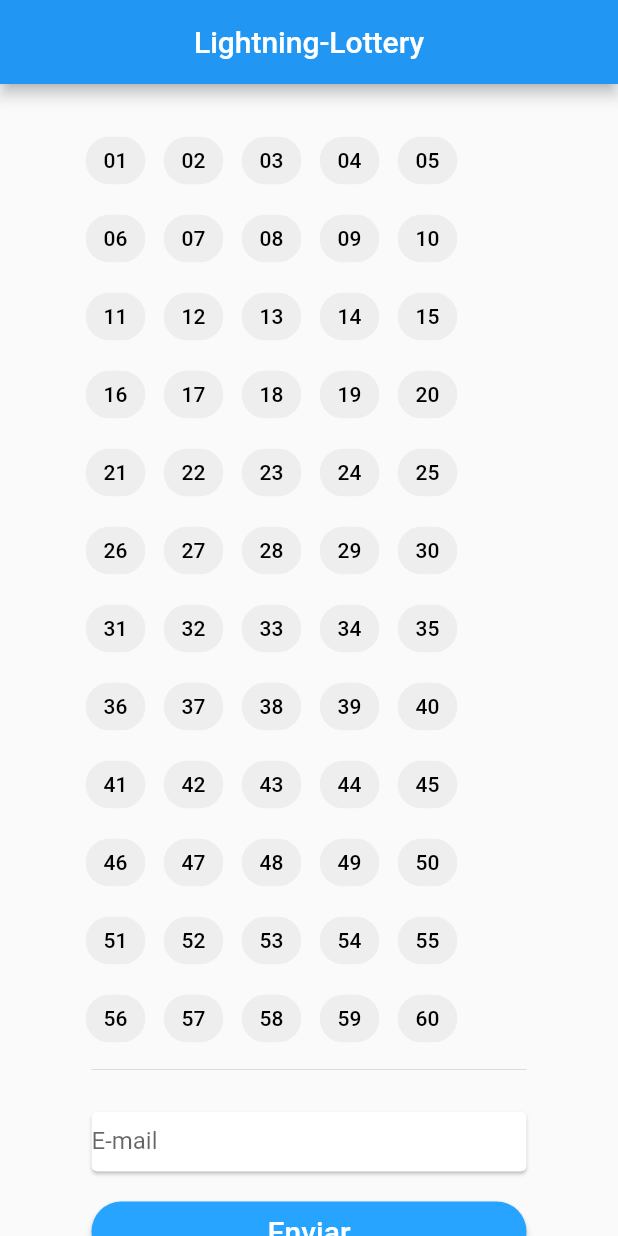
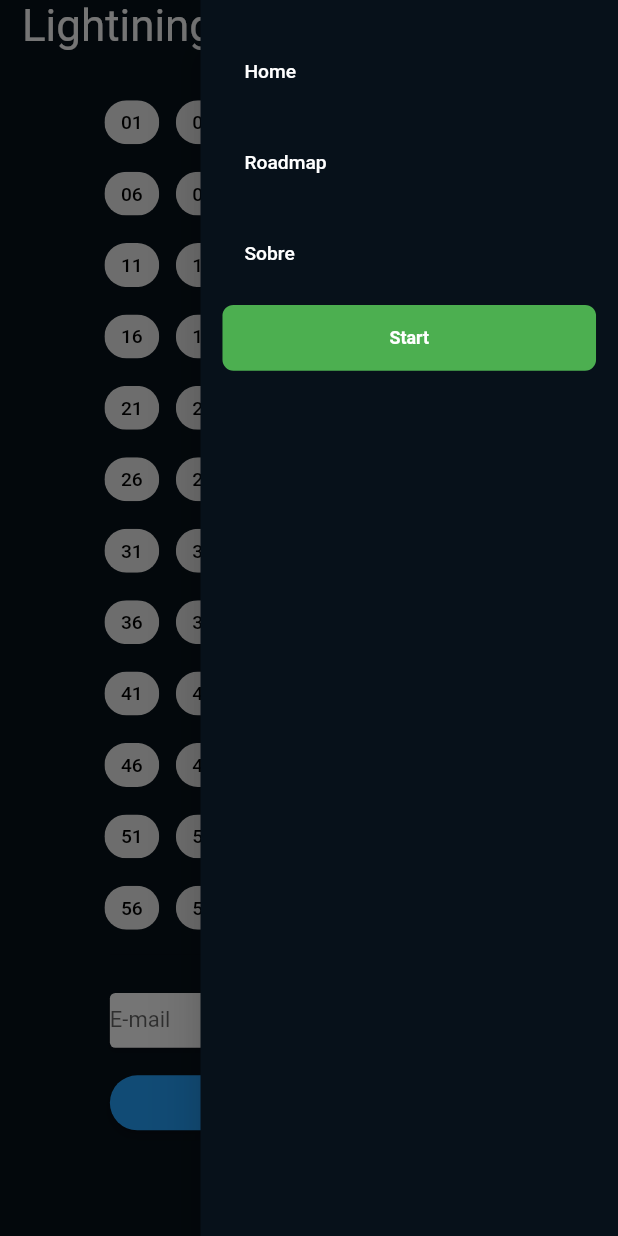
Before and after one commit to orcus69/lightning_lotery, a Flutter app: the screen it shows after launch, with the side drawer open (before the commit the screen has no drawer), on a phone screen of 412 x 824 dp. Run offline on Flutter 3.47's test engine with Material 2 defaults, Android fonts, the light colour scheme and no system bars; drawn by our look-alikes of multi_select_flutter; our stand-ins replace dio, responsive_framework; Roboto replaces fonts that are missing (italic).

Commit message:
Add responsive menu

```diff
--- /dev/null
+++ b/lib/common/header/header.dart
@@ -0,0 +1,144 @@
+import 'package:flutter/material.dart';
+import 'package:lightning_lotery/models/header/headerItems.dart';
+import 'package:lightning_lotery/utils/globals.dart';
+import 'package:lightning_lotery/utils/screenHelper.dart';
+import 'package:responsive_framework/responsive_framework.dart';
+import 'package:responsive_framework/responsive_value.dart';
+
+List<HeaderItem> headerItem = [
+  HeaderItem(title: "Home", onTap: (){},),
+  HeaderItem(title: "Roadmap", onTap: (){},),
+  HeaderItem(title: "Sobre", onTap: (){},),
+  HeaderItem(title: "Start", onTap: (){}, isButtom: true,),
+];
+
+//Logo do cabeçalho
+class HeaderLogo extends StatelessWidget {
+  const HeaderLogo({ Key? key }) : super(key: key);
+
+  @override
+  Widget build(BuildContext context) {
+    return Container(
+      child: MouseRegion(
+        cursor: SystemMouseCursors.click,
+        child: GestureDetector(
+          onTap: (){},
+          child: RichText(
+            text: TextSpan(
+              children: [
+                TextSpan(
+                  text: "Lightining ",
+                  style: TextStyle(color: Colors.white, fontSize: 32.0)
+                ),
+                TextSpan(
+                  text: "Lottey",
+                  style: TextStyle(color: Colors.green, fontFamily: 'italic', fontSize: 30.0)
+                )
+              ]
+            ),
+          ),
+        ),
+      ),
+    );
+  }
+}
+
+//Itens do menu
+class HeaderRow extends StatelessWidget {
+  const HeaderRow({ Key? key }) : super(key: key);
+
+  @override
+  Widget build(BuildContext context) {
+    return ResponsiveVisibility(
+      visible: false,
+      visibleWhen: [
+        Condition.largerThan(name: MOBILE),
+      ],
+      child: Row(
+        children: headerItem.map((item) => item.isButtom ? MouseRegion(
+          cursor: SystemMouseCursors.click,
+          child: Container(
+            decoration: BoxDecoration(
+              color: Colors.green,
+              borderRadius: BorderRadius.circular(8),
+            ),
+            padding: EdgeInsets.symmetric(horizontal: 20, vertical: 5),
+            child: TextButton(
+              onPressed: item.onTap,
+              child: Text(
+                item.title,
+                style: TextStyle(color: Colors.white, fontSize: 13.0, fontWeight: FontWeight.bold),
+              ),
+            ),
+          ),
+        ) : MouseRegion(
+          cursor: SystemMouseCursors.click,
+          child: Container(
+            margin: EdgeInsets.only(right: 30.0),
+            child: GestureDetector(
+              onTap: item.onTap,
+              child: Text(
+                item.title,
+                style: TextStyle(color: Colors.white, fontSize: 13.0, fontWeight: FontWeight.bold),
+              ),
+            ),
+          ),
+        )).toList(),
+      ),
+
+    );
+  }
+}
+
+class Header extends StatelessWidget {
+  const Header({ Key? key }) : super(key: key);
+
+  @override
+  Widget build(BuildContext context) {
+    return Container(
+      child: ScreenHelper(
+        desktop: Padding(
+          padding: EdgeInsets.symmetric(vertical: 8.0),
+          child: buildHeader(),
+        ),
+        mobile: buildMobileHeader(),
+        tablet: buildHeader(),
+      ),
+    );
+  }
+
+  //Menu mobile
+  Widget buildMobileHeader(){
+    return SafeArea(
+      child: Padding(
+        padding: EdgeInsets.symmetric(horizontal: 16.0),
+        child: Row(
+          mainAxisAlignment: MainAxisAlignment.spaceBetween,
+          children: [
+            HeaderLogo(),
+
+            GestureDetector(
+              onTap: (){
+                Globals.scafoldKey.currentState!.openEndDrawer();
+              },
+              child: Icon(Icons.menu_sharp, color: Colors.white, size: 28.0,),
+            )
+          ],
+        ),
+      ),
+    );
+  }
+
+  Widget buildHeader(){
+    return Container(
+      padding: EdgeInsets.symmetric(horizontal: 16.0, vertical: 6),
+      child: Row(
+        mainAxisAlignment: MainAxisAlignment.spaceBetween,
+        children: [
+          HeaderLogo(),
+          HeaderRow(),
+        ],
+      ),
+    );
+  }
+}
--- a/lib/main.dart
+++ b/lib/main.dart
@@ -2,8 +2,11 @@ import 'package:dio/dio.dart';
 import 'package:flutter/material.dart';
 import 'package:flutter/services.dart';
 import 'package:lightning_lotery/common/buttom/buttonWidget.dart';
+import 'package:lightning_lotery/common/header/header.dart';
 import 'package:lightning_lotery/common/qrCodeWidget.dart';
+import 'package:lightning_lotery/utils/globals.dart';
 import 'package:multi_select_flutter/multi_select_flutter.dart';
+import 'package:responsive_framework/responsive_framework.dart';
 
 void main() {
   runApp(MyApp());
@@ -19,6 +22,29 @@ class MyApp extends StatelessWidget {
       title: 'Lightning-Lottery',
       theme: ThemeData(
         primarySwatch: Colors.blue,
+      ),
+      themeMode: ThemeMode.dark,
+      darkTheme: Theme.of(context).copyWith(
+        platform: TargetPlatform.android,
+        scaffoldBackgroundColor: Color.fromRGBO(7, 17, 26, 1),
+        primaryColor: Color.fromRGBO(21, 181, 114, 1),
+        canvasColor: Color.fromRGBO(7, 17, 26, 1),
+      ),
+      builder: (context,widget)=>ResponsiveWrapper.builder(
+        ClampingScrollWrapper.builder(context, widget!),
+        defaultScale: true,
+        breakpoints: [
+          ResponsiveBreakpoint.resize(450, name: MOBILE),
+          ResponsiveBreakpoint.resize(800, name: TABLET),
+          ResponsiveBreakpoint.resize(1000, name: TABLET),
+          ResponsiveBreakpoint.resize(1200, name: DESKTOP),
+          ResponsiveBreakpoint.resize(2460, name: "4K"),
+
+        ],
+        background: Container(
+          color: Color.fromRGBO(7, 17, 26, 1),
+
+        )
       ),
       home: MyHomePage(title: 'Lightning-Lottery'),
     );
@@ -36,7 +62,6 @@ class MyHomePage extends StatefulWidget {
 class _MyHomePageState extends State<MyHomePage> {
   final formKey = GlobalKey<FormState>();
   late TextEditingController controllerEmail  = TextEditingController();
-  int _counter = 0;
   List<num> _selected = List.generate(60, (index) => index*index);
   List<num> _selecteValue =[];
   bool _loading = false;
@@ -45,16 +70,7 @@ class _MyHomePageState extends State<MyHomePage> {
   bool get loading => _loading;
 
   //Consumindo API Lightning-Lotery
-
-  void _incrementCounter() {
-    setState(() {
-      _counter++;
-    });
-  }
-
   //Realizando requisição POST
-
-
   jsonApostar(List<num> numbers, String email) async {
 
     loading = true;
@@ -77,14 +93,62 @@ class _MyHomePageState extends State<MyHomePage> {
   @override
   Widget build(BuildContext context) {
     return Scaffold(
-      appBar: AppBar(
-        // Here we take the value from the MyHomePage object that was created by
-        // the App.build method, and use it to set our appbar title.
-        title: Text(widget.title),
-        centerTitle: true,
+      key: Globals.scafoldKey,
+      endDrawer: Drawer(
+        child: SafeArea(
+          child: Padding(
+            padding: EdgeInsets.symmetric(
+              horizontal: 16.0,
+              vertical: 24.0,
             ),
-      body: SingleChildScrollView(
+            child: ListView.separated(
+              itemBuilder: (BuildContext context, int index){
+                return headerItem[index].isButtom ? MouseRegion(
+                    cursor: SystemMouseCursors.click,
                     child: Container(
+                      decoration: BoxDecoration(
+                        color: Colors.green,
+                        borderRadius: BorderRadius.circular(8.0),
+                      ),
+                      padding: EdgeInsets.symmetric(horizontal: 28.0),
+                      child: TextButton(
+                        onPressed: headerItem[index].onTap,
+                        child: Text(
+                          headerItem[index].title,
+                          style: TextStyle(color: Colors.white, fontSize: 13.0, fontWeight: FontWeight.bold),
+                        ),
+                      ),
+                    ),
+                  )
+                : ListTile(
+                  title: Text(
+                    headerItem[index].title,
+                    style: TextStyle(color: Colors.white,),
+                  ),
+                );
+              },
+              separatorBuilder: (BuildContext context, int index){
+                return SizedBox(
+                  height: 10.0,
+                );
+              },
+              itemCount: headerItem.length
+            ),
+          ),
+        ),
+      ),
+      body: Container(
+        child: SingleChildScrollView(
+          child: Column(
+            crossAxisAlignment: CrossAxisAlignment.start,
+            children: [
+              //Header
+              Container(
+                child: Header(),
+              ),
+
+              //body
+              Container(
                 margin: EdgeInsets.only(top: 25),
                 child: Form(
                   key: formKey,
@@ -100,6 +164,9 @@ class _MyHomePageState extends State<MyHomePage> {
                       _buildSubmit(),
                     ],
                   )
+                ),
+              ),
+            ],
           ),
         ),
       ),
--- /dev/null
+++ b/lib/models/header/headerItems.dart
@@ -0,0 +1,11 @@
+import 'package:flutter/cupertino.dart';
+
+class HeaderItem {
+  final String title;
+  final VoidCallback? onTap;
+  final bool isButtom;
+
+  HeaderItem({required this.title, this.onTap, this.isButtom = false});
+
+
+}
--- /dev/null
+++ b/lib/utils/globals.dart
@@ -0,0 +1,6 @@
+import 'package:flutter/cupertino.dart';
+import 'package:flutter/material.dart';
+
+class Globals{
+  static GlobalKey<ScaffoldState> scafoldKey = GlobalKey<ScaffoldState>();
+}
--- /dev/null
+++ b/lib/utils/screenHelper.dart
@@ -0,0 +1,33 @@
+import 'package:flutter/material.dart';
+
+class ScreenHelper extends StatelessWidget {
+  final Widget mobile;
+  final Widget tablet;
+  final Widget desktop;
+
+  const ScreenHelper({ Key? key, required this.mobile, required this.tablet, required this.desktop }) : super(key: key);
+
+  static bool isMobile(BuildContext context) => MediaQuery.of(context).size.width < 800.0;
+
+  static bool isTablet(BuildContext context) =>
+    MediaQuery.of(context).size.width >= 800.0 &&
+    MediaQuery.of(context).size.width < 1200.0;
+
+  static bool isDesktop(BuildContext context) => MediaQuery.of(context).size.width >= 1200.0;
+
+
+  @override
+  Widget build(BuildContext context) {
+    return LayoutBuilder(
+      builder: (BuildContext contex, BoxConstraints constraints){
+        if(constraints.maxWidth >= 1200.0){
+          return desktop;
+        }else if(constraints.maxWidth >= 800.0 && constraints.maxWidth < 1200.0 ){
+          return tablet;
+        }else{
+          return mobile;
+        }
+      }
+      );
+  }
+}
```
Also changed, not shown: pubspec.yaml (+5 -2 lines), pubspec.lock. Lines whose indentation alone changed are shown as unchanged.
